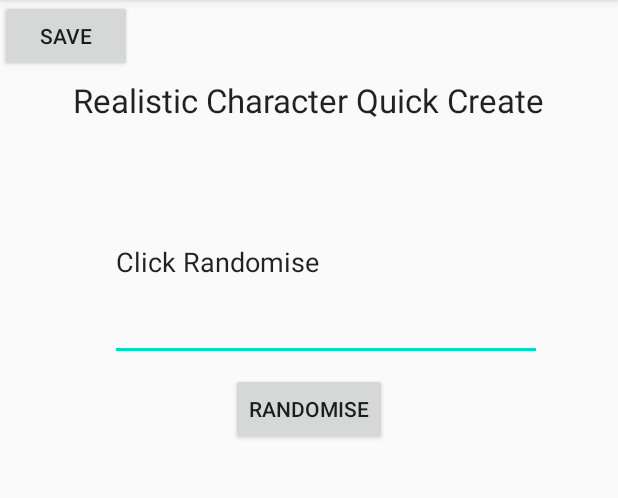
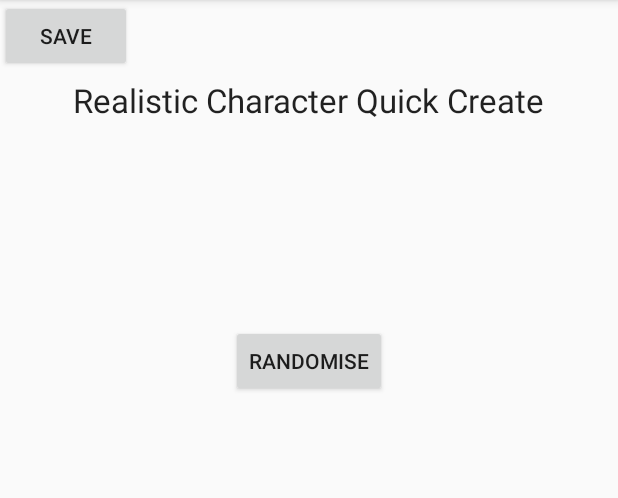
Before and after one commit to sarah-duncan/CharacterGenerator, an Android app: the QuickCreateRealistic screen opened directly, with no data from a screen before it, on a phone screen of 412 x 824 dp, the part 84-582 px from its top. Run offline under Robolectric (Android 15) with nearby library versions, the phone set to English and light mode, and no system bars.

Commit message:
Change editText to textView in both QuickCreates

```diff
--- a/app/src/main/java/com/dunca/charactergenerator/QuickCreateRealistic.java
+++ b/app/src/main/java/com/dunca/charactergenerator/QuickCreateRealistic.java
@@ -5,6 +5,7 @@ import android.os.Bundle;
 import android.view.View;
 import android.widget.Button;
 import android.widget.EditText;
+import android.widget.TextView;
 
 import androidx.appcompat.app.AppCompatActivity;
 
@@ -15,7 +16,7 @@ import java.sql.SQLException;
 public class QuickCreateRealistic extends AppCompatActivity implements View.OnClickListener {
 
     //Defined views
-    private EditText editTextShowDescription;
+    private TextView textViewShowDescription;
     private Button randomiseButton;
     private Button addTodoBtn;
     private EditText professionEditText;
@@ -31,7 +32,7 @@ public class QuickCreateRealistic extends AppCompatActivity implements View.OnCl
         setContentView(R.layout.activity_quick_create_realistic);
 
         randomiseButton = (Button) findViewById(R.id.randomise_button);
-        editTextShowDescription = (EditText) findViewById(R.id.editText_show_description_realistic);
+        textViewShowDescription = (TextView) findViewById(R.id.textViewRandomise);
 
         addTodoBtn =(Button) findViewById(R.id.save_button);
 
@@ -48,7 +49,7 @@ public class QuickCreateRealistic extends AppCompatActivity implements View.OnCl
                                                  public void onClick(View v){
                                                      Randomise random = new RandomiseRealistic();
                                                      traits= random.randomCharacter();
-                                                     editTextShowDescription.setText("A " + traits[0] + " with\n "+
+                                                     textViewShowDescription.setText("A " + traits[0] + " with "+
                                                              traits[1]+ " hair, who enjoys "+ traits[2]+ "." );
                                                  }
                                              }
--- a/app/src/main/res/layout/activity_quick_create_realistic.xml
+++ b/app/src/main/res/layout/activity_quick_create_realistic.xml
@@ -22,24 +22,11 @@
         android:id="@+id/randomise_button"
         android:layout_width="wrap_content"
         android:layout_height="wrap_content"
-        android:layout_marginTop="8dp"
+        android:layout_marginTop="24dp"
         android:text="Randomise"
         app:layout_constraintEnd_toEndOf="parent"
         app:layout_constraintStart_toStartOf="parent"
-        app:layout_constraintTop_toBottomOf="@+id/editText_show_description_realistic" />
-
-    <EditText
-        android:id="@+id/editText_show_description_realistic"
-        android:layout_width="288dp"
-        android:layout_height="131dp"
-        android:layout_marginTop="28dp"
-        android:ems="10"
-        android:inputType="textPersonName"
-        android:text="Click Randomise"
-        app:layout_constraintEnd_toEndOf="parent"
-        app:layout_constraintHorizontal_bias="0.59"
-        app:layout_constraintStart_toStartOf="parent"
-        app:layout_constraintTop_toBottomOf="@+id/title_fantasy_character_QuickCreate" />
+        app:layout_constraintTop_toBottomOf="@+id/textViewRandomise" />
 
     <Button
         android:id="@+id/save_button"
@@ -49,4 +36,13 @@
         app:layout_constraintStart_toStartOf="parent"
         app:layout_constraintTop_toTopOf="parent" />
 
+    <TextView
+        android:id="@+id/textViewRandomise"
+        android:layout_width="190dp"
+        android:layout_height="91dp"
+        android:layout_marginTop="20dp"
+        app:layout_constraintEnd_toEndOf="parent"
+        app:layout_constraintStart_toStartOf="parent"
+        app:layout_constraintTop_toBottomOf="@+id/title_fantasy_character_QuickCreate" />
+
 </androidx.constraintlayout.widget.ConstraintLayout>
```
Also changed, not shown: app/src/main/java/com/dunca/charactergenerator/QuickCreateFantasy.java (+5 -5 lines), app/src/main/res/layout/activity_quick_create_fantasy.xml (+8 -11 lines).
